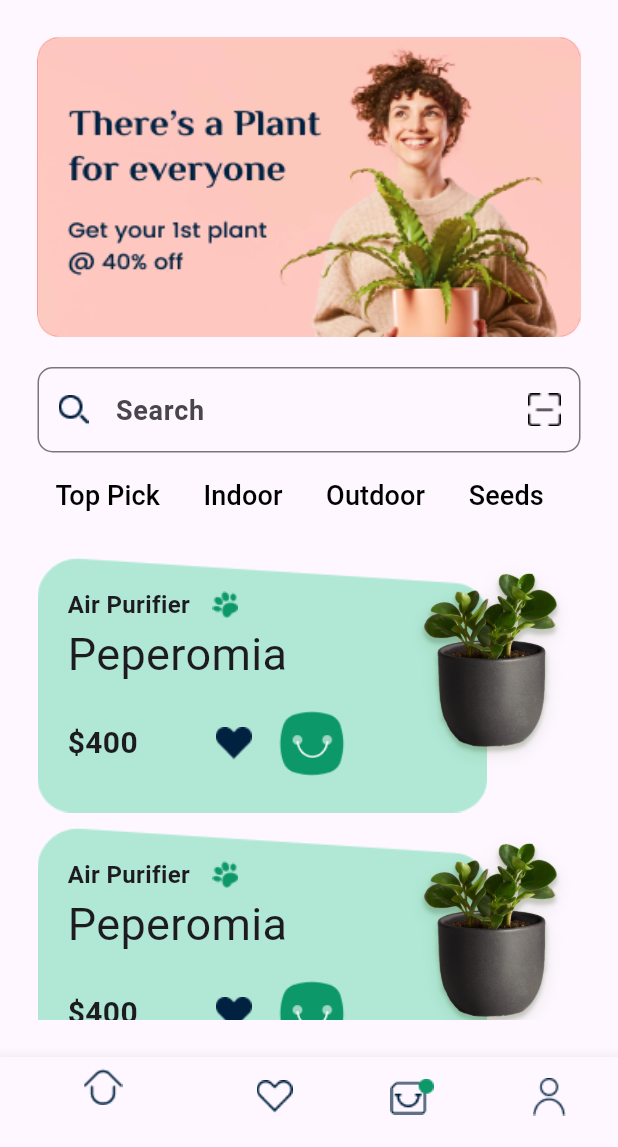
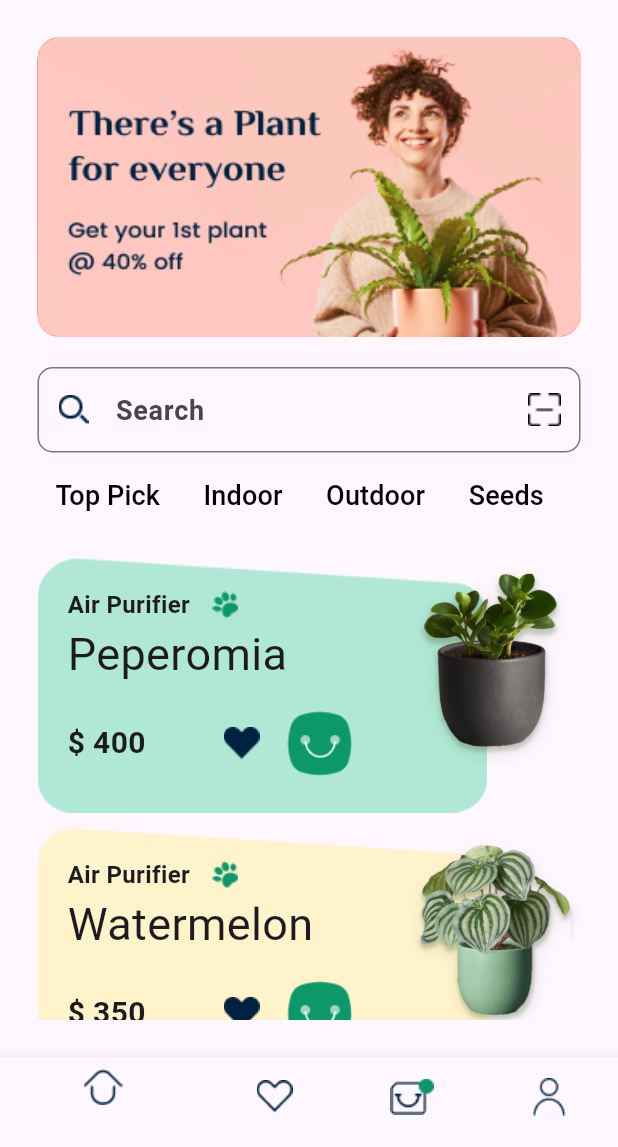
Before and after one commit to SulaimanLmn/Plantify, a Flutter app: the screen it shows after launch, on a phone screen of 412 x 824 dp, the part 89-1236 px from its top. Run offline on Flutter 3.47's test engine with Material 3 defaults, Android fonts, the phone set to English and light mode, and no system bars; Roboto replaces fonts that are missing (Philosopher).

Commit message:
add product into ProductList and improving code readability

```diff
--- /dev/null
+++ b/lib/core/app_assets.dart
@@ -0,0 +1,31 @@
+class AppAssets {
+  static final homeIcon = "assets/images/home_icon.png";
+  static final lovedIcon = "assets/images/loved_icon.png";
+  static final navigationCartIcon = "assets/images/navigation_cart_icon.png";
+  static final profileIcon = "assets/images/profile_icon.png";
+  static final plantifyIcon = "assets/images/plantify_icon.png";
+  static final notificationIcon = "assets/images/notification_icon.png";
+  static final widgetIcon = "assets/images/widgets.png";
+  static final searchIcon = "assets/images/search_icon.png";
+  static final scanIcon = "assets/images/scan_icon.png";
+  static final banner = "assets/images/banner.png";
+
+  // product assets
+  static final pawIcon = "assets/images/paw_icon.png";
+  static final favoriteIcon = "assets/images/favorite_icon.png";
+  static final cartIcon = "assets/images/cart_icon.png";
+
+  static final peperomiaBg = "assets/images/peperomia_bg.png";
+  static final watermelonBg = "assets/images/watermelon_bg.png";
+  static final crotonPetraBg = "assets/images/peperomia_bg.png";
+  static final nestFernBg = "assets/images/nest_fern_bg.png";
+  static final cactusBg = "assets/images/cactus_bg.png";
+  static final aloeVeraBg = "assets/images/aloe_vera_bg.png";
+
+  static final peperomiaImg = "assets/images/peperomia.png";
+  static final watermelonImg = "assets/images/watermelon.png";
+  static final crotonPetraImg = "assets/images/croton_petra.png";
+  static final nestFernImg = "assets/images/nest_fern.png";
+  static final cactusImg = "assets/images/cactus.png";
+  static final aloeVeraImg = "assets/images/aloe_vera.png";
+}
--- /dev/null
+++ b/lib/models/plant.dart
@@ -0,0 +1,12 @@
+class Plant {
+  String name;
+  String price;
+  String productBgUrl;
+  String productImgUrl;
+
+  Plant(
+      {required this.name,
+      required this.price,
+      required this.productBgUrl,
+      required this.productImgUrl});
+}
--- a/lib/pages/navigation_page.dart
+++ b/lib/pages/navigation_page.dart
@@ -1,4 +1,5 @@
 import 'package:flutter/material.dart';
+import 'package:plantify/core/app_assets.dart';
 import 'package:plantify/pages/home_page.dart';
 
 class NavigationPage extends StatefulWidget {
@@ -34,14 +35,13 @@ class _NavigationPageState extends State<NavigationPage> {
               }),
           items: [
             BottomNavigationBarItem(
-                label: "", icon: Image.asset("assets/images/home_icon.png")),
+                label: "", icon: Image.asset(AppAssets.homeIcon)),
             BottomNavigationBarItem(
-                label: "", icon: Image.asset("assets/images/loved_icon.png")),
+                label: "", icon: Image.asset(AppAssets.lovedIcon)),
             BottomNavigationBarItem(
-                label: "",
-                icon: Image.asset("assets/images/navigation_cart_icon.png")),
+                label: "", icon: Image.asset(AppAssets.navigationCartIcon)),
             BottomNavigationBarItem(
-                label: "", icon: Image.asset("assets/images/profile_icon.png")),
+                label: "", icon: Image.asset(AppAssets.profileIcon)),
           ]),
     );
   }
--- a/lib/widgets/plant_banner.dart
+++ b/lib/widgets/plant_banner.dart
@@ -1,4 +1,5 @@
 import 'package:flutter/material.dart';
+import 'package:plantify/core/app_assets.dart';
 
 class PlantBanner extends StatelessWidget {
   const PlantBanner({
@@ -17,7 +18,7 @@ class PlantBanner extends StatelessWidget {
       width: double.infinity,
       height: 200,
       child: Image.asset(
-        "assets/images/banner.png",
+        AppAssets.banner,
         fit: BoxFit.fill,
       ),
     );
--- a/lib/widgets/plant_header.dart
+++ b/lib/widgets/plant_header.dart
@@ -1,4 +1,5 @@
 import 'package:flutter/material.dart';
+import 'package:plantify/core/app_assets.dart';
 
 class PlantHeader extends StatelessWidget {
   const PlantHeader({
@@ -9,7 +10,7 @@ class PlantHeader extends StatelessWidget {
   Widget build(BuildContext context) {
     return Row(
       children: [
-        Image.asset("assets/images/plantify_icon.png"),
+        Image.asset(AppAssets.plantifyIcon),
         SizedBox(
           width: 10,
         ),
@@ -22,13 +23,11 @@ class PlantHeader extends StatelessWidget {
         ),
         Spacer(),
         Transform.scale(
-            scale: 1.3,
-            child: Image.asset("assets/images/notification_icon.png")),
+            scale: 1.3, child: Image.asset(AppAssets.notificationIcon)),
         SizedBox(
           width: 30,
         ),
-        Transform.scale(
-            scale: 1.3, child: Image.asset("assets/images/widgets.png"))
+        Transform.scale(scale: 1.3, child: Image.asset(AppAssets.widgetIcon))
       ],
     );
   }
--- a/lib/widgets/plant_search_bar.dart
+++ b/lib/widgets/plant_search_bar.dart
@@ -1,4 +1,5 @@
 import 'package:flutter/material.dart';
+import 'package:plantify/core/app_assets.dart';
 
 class PlantSearchBar extends StatelessWidget {
   const PlantSearchBar({
@@ -9,9 +10,9 @@ class PlantSearchBar extends StatelessWidget {
   Widget build(BuildContext context) {
     return TextField(
       decoration: InputDecoration(
-        prefixIcon: Image.asset("assets/images/search_icon.png"),
+        prefixIcon: Image.asset(AppAssets.searchIcon),
         suffixIcon: Image.asset(
-          "assets/images/scan_icon.png",
+          AppAssets.scanIcon,
           color: Colors.black,
         ),
         border: OutlineInputBorder(
--- a/lib/widgets/product_list.dart
+++ b/lib/widgets/product_list.dart
@@ -1,9 +1,49 @@
 import 'package:flutter/material.dart';
+import 'package:plantify/core/app_assets.dart';
+import 'package:plantify/models/plant.dart';
 
-class ProductList extends StatelessWidget {
+class ProductList extends StatefulWidget {
   const ProductList({
     super.key,
   });
+
+  @override
+  State<ProductList> createState() => _ProductListState();
+}
+
+class _ProductListState extends State<ProductList> {
+  List<Plant> plants = [
+    Plant(
+        name: "Peperomia",
+        price: "400",
+        productBgUrl: AppAssets.peperomiaBg,
+        productImgUrl: AppAssets.peperomiaImg),
+    Plant(
+        name: "Watermelon",
+        price: "350",
+        productBgUrl: AppAssets.watermelonBg,
+        productImgUrl: AppAssets.watermelonImg),
+    Plant(
+        name: "Croton Petra",
+        price: "200",
+        productBgUrl: AppAssets.crotonPetraBg,
+        productImgUrl: AppAssets.crotonPetraImg),
+    Plant(
+        name: "Bird's Nest Fern",
+        price: "160",
+        productBgUrl: AppAssets.nestFernBg,
+        productImgUrl: AppAssets.nestFernImg),
+    Plant(
+        name: "Cactus",
+        price: "260",
+        productBgUrl: AppAssets.cactusBg,
+        productImgUrl: AppAssets.cactusImg),
+    Plant(
+        name: "Aloe Vera",
+        price: "210",
+        productBgUrl: AppAssets.aloeVeraBg,
+        productImgUrl: AppAssets.aloeVeraImg),
+  ];
 
   @override
   Widget build(BuildContext context) {
@@ -12,6 +52,7 @@ class ProductList extends StatelessWidget {
         width: double.infinity,
         child: ListView.separated(
             itemBuilder: (context, index) {
+              Plant plant = plants[index];
               return Row(
                 children: [
                   Expanded(
@@ -24,8 +65,7 @@ class ProductList extends StatelessWidget {
                               image: DecorationImage(
                                   alignment: Alignment.centerLeft,
                                   fit: BoxFit.contain,
-                                  image: AssetImage(
-                                      "assets/images/product_bg.png"))),
+                                  image: AssetImage(plant.productBgUrl))),
                           child: Column(
                             children: [
                               Row(
@@ -39,13 +79,13 @@ class ProductList extends StatelessWidget {
                                   SizedBox(
                                     width: 15,
                                   ),
-                                  Image.asset("assets/images/paw_icon.png")
+                                  Image.asset(AppAssets.pawIcon)
                                 ],
                               ),
                               Row(
                                 children: [
                                   Text(
-                                    "Peperomia",
+                                    plant.name,
                                     style: TextStyle(
                                         fontFamily: "Philosopher",
                                         fontSize: 30),
@@ -58,7 +98,7 @@ class ProductList extends StatelessWidget {
                               Row(
                                 children: [
                                   Text(
-                                    "\$400",
+                                    "\$ ${plant.price}",
                                     style: TextStyle(
                                         fontSize: 20,
                                         fontWeight: FontWeight.w700),
@@ -69,15 +109,14 @@ class ProductList extends StatelessWidget {
                                   IconButton(
                                       padding: EdgeInsets.all(0),
                                       onPressed: () {},
-                                      icon: Image.asset(
-                                          "assets/images/favorite_icon.png")),
+                                      icon:
+                                          Image.asset(AppAssets.favoriteIcon)),
                                   Transform.scale(
                                     scale: 0.8,
                                     child: IconButton(
                                         padding: EdgeInsets.all(0),
                                         onPressed: () {},
-                                        icon: Image.asset(
-                                            "assets/images/cart_icon.png")),
+                                        icon: Image.asset(AppAssets.cartIcon)),
                                   )
                                 ],
                               )
@@ -87,7 +126,7 @@ class ProductList extends StatelessWidget {
                         Align(
                           alignment: Alignment.topRight,
                           child: Image.asset(
-                            "assets/images/product_img.png",
+                            plant.productImgUrl,
                             width: 120,
                             height: 145,
                           ),
@@ -101,7 +140,7 @@ class ProductList extends StatelessWidget {
             separatorBuilder: (context, index) => SizedBox(
                   height: 10,
                 ),
-            itemCount: 5),
+            itemCount: plants.length),
       ),
     );
   }
```
Also changed, not shown: assets/images/aloe_vera.png (added), assets/images/aloe_vera_bg.png (added), assets/images/cactus.png (added), assets/images/cactus_bg.png (added), assets/images/croton_petra.png (added), assets/images/nest_fern.png (added), assets/images/nest_fern_bg.png (added), assets/images/peperomia.png (renamed from assets/images/product_img.png), assets/images/peperomia_bg.png (renamed from assets/images/product_bg.png), assets/images/watermelon.png (added), assets/images/watermelon_bg.png (added).
